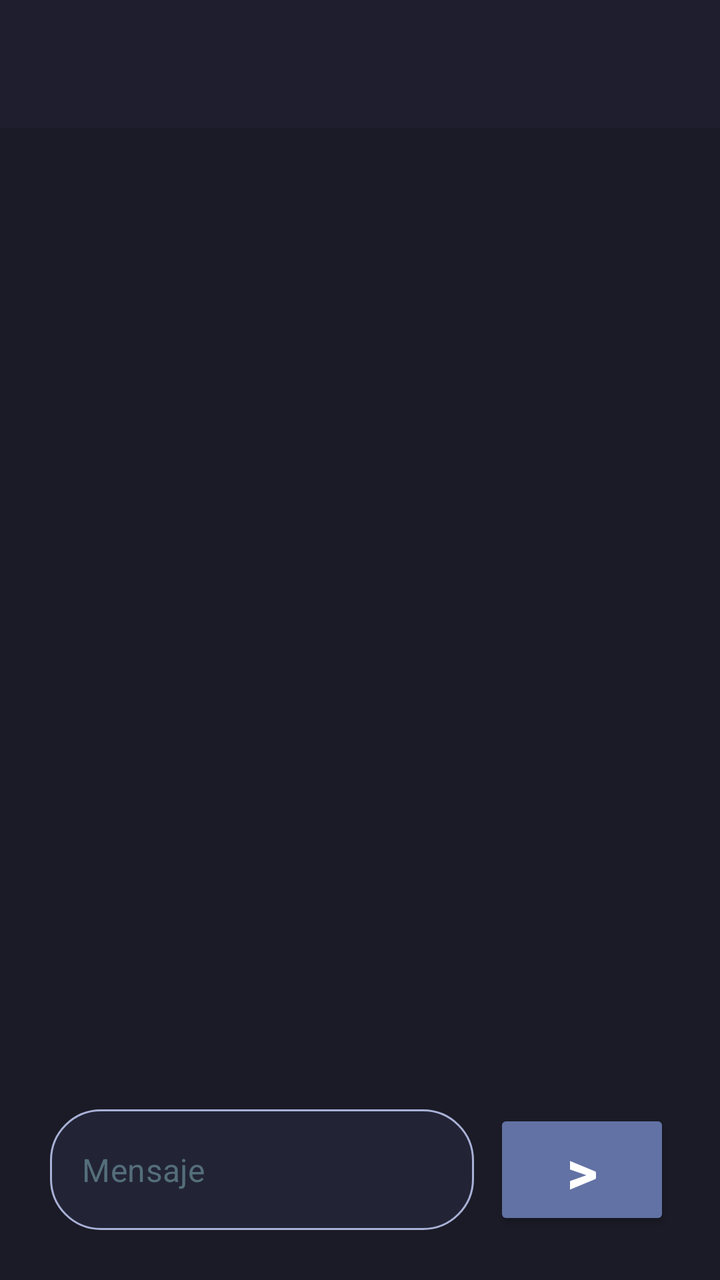
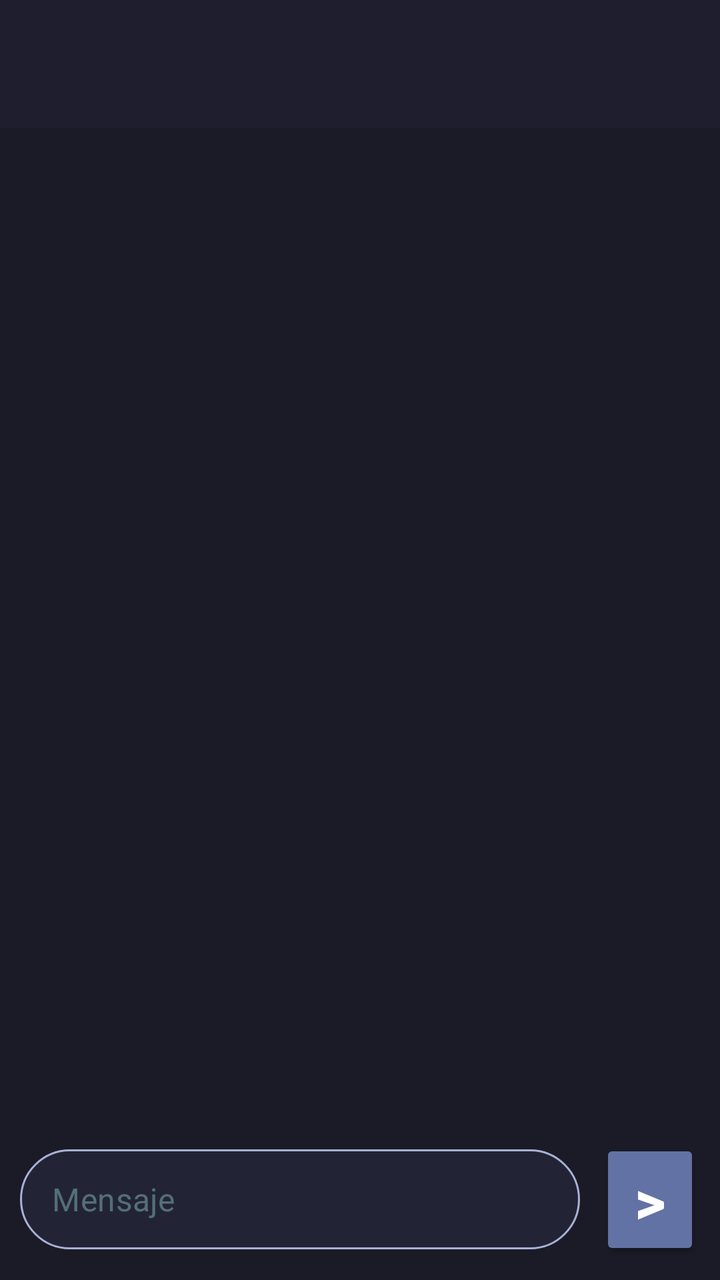

An Android layout rendered at two revisions. The XML below is the earlier revision; the diff shows what the commit changed to produce the second picture.
<!-- AndroidManifest.xml: application theme Theme.Chat -->
<!-- res/layout/activity_chat.xml -->
<?xml version="1.0" encoding="utf-8"?>
<LinearLayout xmlns:android="http://schemas.android.com/apk/res/android"
        xmlns:tools="http://schemas.android.com/tools"
        android:id="@+id/main"
        android:layout_width="match_parent"
        android:layout_height="match_parent"
        tools:context=".ChatActivity"
        android:orientation="vertical">

    <androidx.appcompat.widget.Toolbar
            android:layout_width="match_parent"
            android:layout_height="wrap_content"
            android:background="?attr/colorPrimary"
            android:theme="?attr/actionBarTheme"
            android:minHeight="?attr/actionBarSize"
            android:id="@+id/toolbar"
            android:layout_weight="0" />

    <androidx.recyclerview.widget.RecyclerView
            android:id="@+id/recyclerView"
            android:layout_width="match_parent"
            android:layout_height="0dp"
            android:layout_weight="1"
            android:padding="25dp" />

    <LinearLayout
            android:layout_width="match_parent"
            android:layout_height="wrap_content"
            android:orientation="horizontal"
            android:layout_marginTop="10dp"
            android:paddingStart="25dp"
            android:paddingEnd="25dp"
            android:paddingBottom="25dp">

        <EditText
                android:id="@+id/etMensaje"
                android:layout_width="wrap_content"
                android:layout_height="match_parent"
                android:hint="@string/message"
                android:inputType="text"
                android:autofillHints=""
                android:layout_weight="1"
                android:textColorHint="#546E7A"
                tools:ignore="VisualLintTextFieldSize"
                style="@style/SpecialRoundedEditText"
                android:layout_marginEnd="10dp"/>

        <Button
                android:id="@+id/sendText"
                android:layout_width="wrap_content"
                android:layout_height="wrap_content"
                android:contentDescription="@string/send_button"
                android:text="@string/send_symbol"
                android:textStyle="bold"
                android:textSize="30sp"
                android:layout_weight="0"
                tools:ignore="RedundantDescriptionCheck" />
    </LinearLayout>
</LinearLayout>
<!-- resources referenced by this layout -->
<resources>
  <string name="message">Mensaje</string>
  <string name="send_button">Send Button</string>
  <string name="send_symbol">&gt;</string>
  <style name="SpecialRoundedEditText" parent="Widget.MaterialComponents.TextInputEditText.OutlinedBox">
          <item name="android:background">@drawable/special_edittext_bg</item>
          <item name="android:textColor">@color/md_theme_dark_onBackground</item>
          <item name="android:padding">8dp</item>
      </style>
  <!-- drawable special_edittext_bg (drawable) -->
  <?xml version="1.0" encoding="utf-8"?>
  <shape xmlns:android="http://schemas.android.com/apk/res/android"
          android:shape="rectangle">
      
      <solid android:color="@color/md_theme_dark_surface" />
      
      <stroke android:width="1dp" android:color="@color/md_theme_dark_onSurface" />
      
      <corners android:radius="25dp" />
      
      <padding
              android:left="12dp"
              android:top="8dp"
              android:right="12dp"
              android:bottom="8dp" />
  </shape>
  <color name="md_theme_dark_onBackground">#F8F8F2</color>
  <color name="md_theme_dark_primary">#1E1E2E</color>
  <color name="md_theme_dark_onPrimary">#FFFFFF</color>
  <color name="md_theme_dark_primaryContainer">#282A36</color>
  <color name="md_theme_dark_onPrimaryContainer">#FFFFFF</color>
  <color name="md_theme_dark_secondary">#F8BD7F</color>
  <color name="md_theme_dark_onSecondary">#1E1E2E</color>
  <color name="md_theme_dark_secondaryContainer">#E06C75</color>
  <color name="md_theme_dark_onSecondaryContainer">#FFFFFF</color>
  <color name="md_theme_dark_background">#1A1B26</color>
  <color name="md_theme_dark_surface">#222436</color>
  <color name="md_theme_dark_onSurface">#A9B1D6</color>
  <color name="md_theme_dark_error">#FF5555</color>
  <color name="md_theme_dark_onError">#FFFFFF</color>
  <color name="md_theme_dark_accent">#8BE9FD</color>
  <color name="md_theme_dark_button">#6272A4</color>
  <color name="standard_text_color">#FFFFFF</color>
  <color name="standard_text_color_secondary">#B3B3B3</color>
  <color name="standard_text_color_tertiary">#808080</color>
  <color name="standard_text_color_hint">#4D4D4D</color>
  <style name="Widget.Chat.Toolbar" parent="Widget.MaterialComponents.Toolbar">
          <item name="background">@color/md_theme_dark_primary</item>
          <item name="titleTextColor">@color/md_theme_dark_onPrimary</item>
          <item name="subtitleTextColor">@color/md_theme_dark_onPrimary</item>
      </style>
  <style name="Widget.Chat.Button" parent="Widget.MaterialComponents.Button">
          <item name="android:padding">5dp</item>
          <item name="android:textSize">12sp</item>
          <item name="backgroundTint">@color/md_theme_dark_accent</item>
          <item name="cornerRadius">8dp</item>
          <item name="android:textColor">@color/md_theme_dark_onSecondary</item>
      </style>
  <style name="Widget.Chat.CheckBox" parent="Widget.MaterialComponents.CompoundButton.CheckBox">
          <item name="android:textColor">@color/standard_text_color_tertiary</item>
      </style>
  <style name="TextAppearance.Chat.PopupMenu" parent="TextAppearance.MaterialComponents.Body1">
          <item name="android:textColor">?attr/colorOnSurfaceVariant</item>
      </style>
  <!-- drawable edit_text_background (drawable) -->
  <?xml version="1.0" encoding="utf-8"?>
  <shape xmlns:android="http://schemas.android.com/apk/res/android">
      
      <solid android:color="@color/md_theme_dark_surface" />  
  
      
      <stroke
              android:color="@color/md_theme_dark_onSurface"
              android:width="2dp" />
  
      
      <corners android:radius="8dp" />  
  </shape>
  <!-- unchanged entries left out for length: 2 -->
</resources>

<!-- the commit's change to res/layout/activity_chat.xml (unified diff, before → after) -->
@@ -20,40 +20,45 @@
             android:id="@+id/recyclerView"
             android:layout_width="match_parent"
             android:layout_height="0dp"
-            android:layout_weight="1"
-            android:padding="25dp" />
+            android:layout_weight="1" />
 
     <LinearLayout
             android:layout_width="match_parent"
             android:layout_height="wrap_content"
             android:orientation="horizontal"
             android:layout_marginTop="10dp"
-            android:paddingStart="25dp"
-            android:paddingEnd="25dp"
-            android:paddingBottom="25dp">
+            android:padding="10dp"
+            android:layout_weight="0">
 
         <EditText
                 android:id="@+id/etMensaje"
-                android:layout_width="wrap_content"
-                android:layout_height="match_parent"
+                android:layout_width="match_parent"
+                android:layout_height="wrap_content"
+                android:minHeight="50dp"
+                android:maxHeight="150dp"
                 android:hint="@string/message"
-                android:inputType="text"
+                android:inputType="textMultiLine"
                 android:autofillHints=""
-                android:layout_weight="1"
                 android:textColorHint="#546E7A"
                 tools:ignore="VisualLintTextFieldSize"
-                style="@style/SpecialRoundedEditText"
-                android:layout_marginEnd="10dp"/>
+                android:layout_marginEnd="10dp"
+                android:maxLines="5"
+                android:minLines="1"
+                android:layout_gravity="center_vertical"
+                android:layout_weight="1"
+                style="@style/SpecialRoundedEditText" />
 
         <Button
                 android:id="@+id/sendText"
                 android:layout_width="wrap_content"
                 android:layout_height="wrap_content"
+                android:minWidth="100dp"
                 android:contentDescription="@string/send_button"
                 android:text="@string/send_symbol"
                 android:textStyle="bold"
                 android:textSize="30sp"
-                android:layout_weight="0"
-                tools:ignore="RedundantDescriptionCheck" />
+                tools:ignore="RedundantDescriptionCheck"
+                android:layout_weight="1"
+                android:layout_gravity="bottom" />
     </LinearLayout>
 </LinearLayout>
<!-- resource entries referenced after the edit -->
@@ -4,21 +4,17 @@
   <string name="send_button">Send Button</string>
   <string name="send_symbol">&gt;</string>
   <style name="SpecialRoundedEditText" parent="Widget.MaterialComponents.TextInputEditText.OutlinedBox">
-          <item name="android:background">@drawable/special_edittext_bg</item>
+          <item name="android:background">@drawable/chat_edit_text_bg</item>
           <item name="android:textColor">@color/md_theme_dark_onBackground</item>
           <item name="android:padding">8dp</item>
       </style>
-  <!-- drawable special_edittext_bg (drawable) -->
+  <!-- drawable chat_edit_text_bg (drawable) -->
   <?xml version="1.0" encoding="utf-8"?>
   <shape xmlns:android="http://schemas.android.com/apk/res/android"
           android:shape="rectangle">
-      
       <solid android:color="@color/md_theme_dark_surface" />
-      
       <stroke android:width="1dp" android:color="@color/md_theme_dark_onSurface" />
-      
       <corners android:radius="25dp" />
-      
       <padding
               android:left="12dp"
               android:top="8dp"
